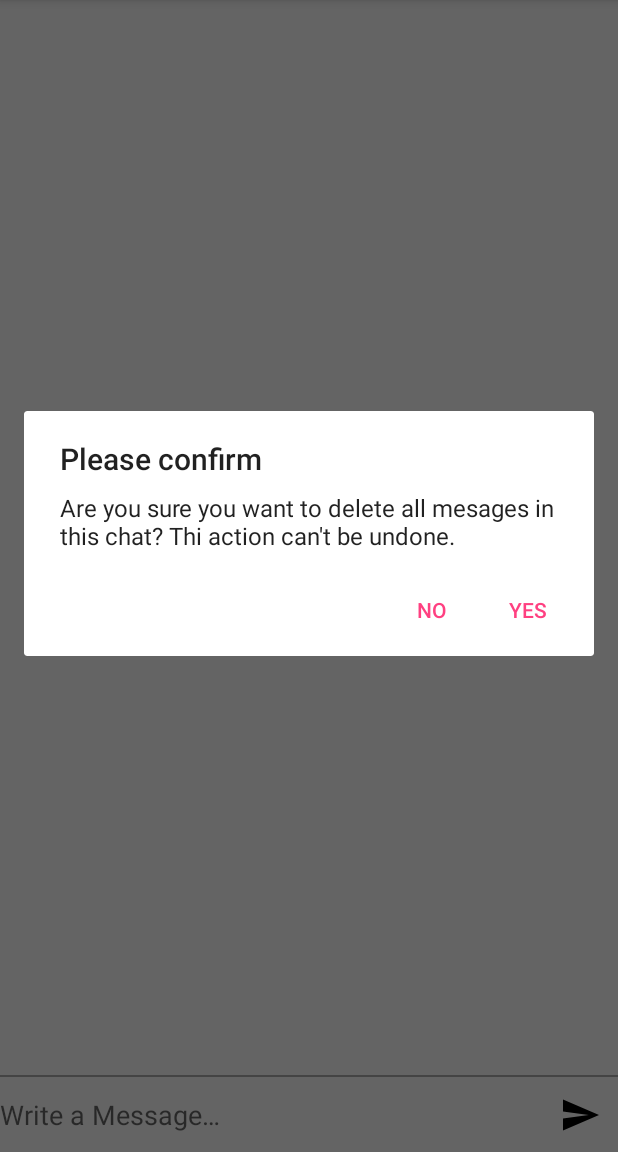
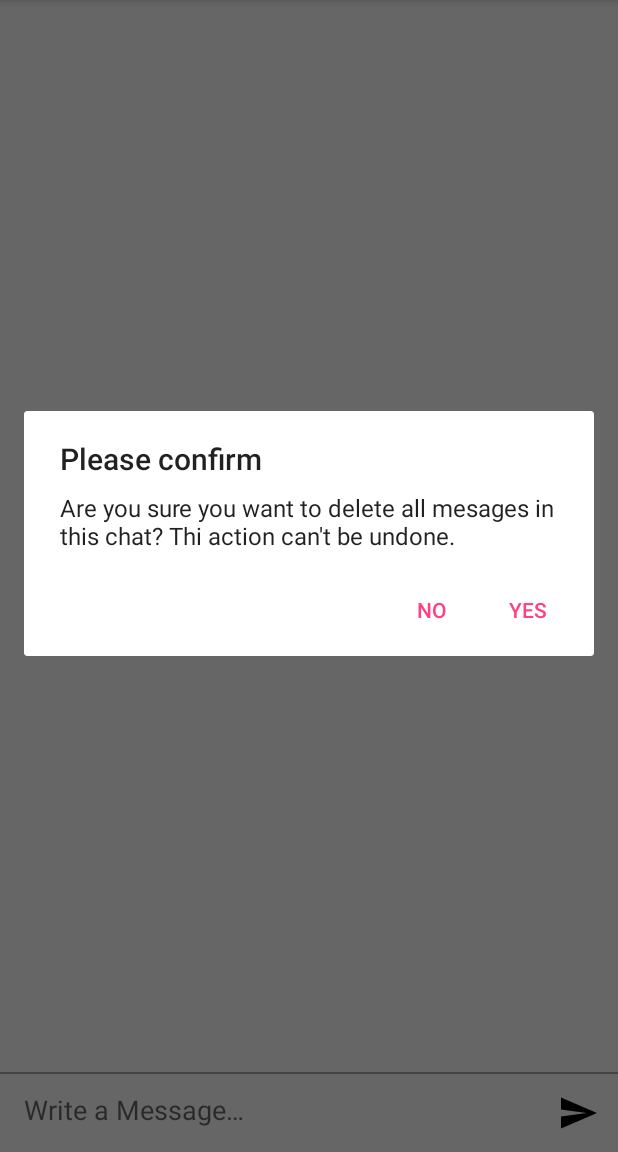
Before and after one commit to Aliaksei-Karaliou/OneChatApp, an Android app: the DialogActivity screen opened directly, with no data from a screen before it, in the options menu, after a tap on "Clear history", on a phone screen of 412 x 824 dp, the part 84-1236 px from its top. Run offline under Robolectric (Android 15) with nearby library versions, the phone set to English and light mode, and no system bars; pictures from the network do not load; 11 statements that could not run were skipped.

Commit message:
some fixes

```diff
--- a/app/src/main/java/com/github/AliakseiKaraliou/onechatapp/logic/vk/VkRequester.java
+++ b/app/src/main/java/com/github/AliakseiKaraliou/onechatapp/logic/vk/VkRequester.java
@@ -18,6 +18,7 @@ public class VkRequester {
     @SafeVarargs
     public final String doRequest(String methodName, Pair<String, String>... params) throws IOException {
 
+        try {
             StringBuilder paramsBuilder = new StringBuilder();
             String stringParams = "";
             if (params.length > 0) {
@@ -31,12 +32,20 @@ public class VkRequester {
 
             URL url = new URL(stringUrl);
             HttpURLConnection connection = (HttpURLConnection) url.openConnection();
-        if (connection.getResponseCode() == HttpURLConnection.HTTP_OK) {
+            connection.setRequestMethod("POST");
+            final int responseCode = connection.getResponseCode();
+            if (responseCode == HttpURLConnection.HTTP_OK) {
                 final String result = readConnection(connection);
                 connection.disconnect();
                 return result;
-        } else
+            } else {
                 throw new IOException();
+            }
+        }
+        catch (Exception e){
+            e.printStackTrace();
+            return null;
+        }
     }
 
     @Nullable
--- a/app/src/main/java/com/github/aliakseiKaraliou/onechatapp/App.java
+++ b/app/src/main/java/com/github/aliakseiKaraliou/onechatapp/App.java
@@ -7,6 +7,7 @@ import com.github.aliakseiKaraliou.onechatapp.logic.db.SimpleORM;
 import com.github.aliakseiKaraliou.onechatapp.logic.db.db_entities.DbMessage;
 import com.github.aliakseiKaraliou.onechatapp.logic.db.db_entities.DbReciever;
 import com.github.aliakseiKaraliou.onechatapp.logic.utils.imageLoader.LazyImageLoaderManager;
+import com.github.aliakseiKaraliou.onechatapp.logic.vk.VkInfo;
 import com.github.aliakseiKaraliou.onechatapp.services.ReceivingService;
 import com.github.aliakseiKaraliou.onechatapp.services.notifications.SimpleNotificationManager;
 
@@ -21,7 +22,9 @@ public class App extends Application {
     public void onCreate() {
         super.onCreate();
 
-        startService(new Intent(this, ReceivingService.class));
+        if (VkInfo.isUserAuthorized()) {
+            startService(new Intent(this, ReceivingService.class));
+        }
 
         //DbMessage SimpleORM
         messageORM = new SimpleORM<>(this, "Message", DbMessage.class);
--- a/app/src/main/java/com/github/aliakseiKaraliou/onechatapp/logic/common/managers/SendManager.java
+++ b/app/src/main/java/com/github/aliakseiKaraliou/onechatapp/logic/common/managers/SendManager.java
@@ -19,8 +19,7 @@ public class SendManager {
                     final Pair<String, String> peerIdPair = new Pair<>(VkConstants.Params.PEER_ID, Long.toString(peerId));
                     final Pair<String, String> messagepair = new Pair<>(VkConstants.Params.MESSAGE, message);
                     try {
-                        final String s = new VkRequester().doRequest(VkConstants.Method.MESSAGES_SEND, peerIdPair, messagepair);
-                        return s;
+                        return new VkRequester().doRequest(VkConstants.Method.MESSAGES_SEND, peerIdPair, messagepair);
                     } catch (IOException e) {
                         e.printStackTrace();
                         return null;
--- a/app/src/main/java/com/github/aliakseiKaraliou/onechatapp/ui/adapters/DialogListAdapter.java
+++ b/app/src/main/java/com/github/aliakseiKaraliou/onechatapp/ui/adapters/DialogListAdapter.java
@@ -58,7 +58,7 @@ public class DialogListAdapter extends RecyclerView.Adapter<RecyclerView.ViewHol
 
             final UserGroupViewHolder viewHolder = (UserGroupViewHolder) holder;
 
-            loaderManager.load(context, viewHolder.avatarImageView, currentMessage.getReciever().getPhotoUrl(), defaultBitmap);
+            loaderManager.load(viewHolder.avatarImageView, currentMessage.getReciever().getPhotoUrl(), defaultBitmap);
 
             viewHolder.messageTextView.setText(currentMessage.getText());
             viewHolder.nameTextView.setText(currentMessage.getSender().getName());
@@ -79,8 +79,8 @@ public class DialogListAdapter extends RecyclerView.Adapter<RecyclerView.ViewHol
 
 
             final ChatViewHolder viewHolder = (ChatViewHolder) holder;
-            loaderManager.load(context, viewHolder.avatarImageView, currentMessage.getReciever().getPhotoUrl(), defaultBitmap);
-            loaderManager.load(context, viewHolder.userPhotoImageView, currentMessage.getSender().getPhotoUrl(), defaultBitmap);
+            loaderManager.load(viewHolder.avatarImageView, currentMessage.getReciever().getPhotoUrl(), defaultBitmap);
+            loaderManager.load(viewHolder.userPhotoImageView, currentMessage.getSender().getPhotoUrl(), defaultBitmap);
 
 
             viewHolder.messageTextView.setText(currentMessage.getText());
--- a/app/src/main/res/layout/activity_dialog.xml
+++ b/app/src/main/res/layout/activity_dialog.xml
@@ -3,38 +3,45 @@
     xmlns:app="http://schemas.android.com/apk/res-auto"
     xmlns:android="http://schemas.android.com/apk/res/android"
     xmlns:tools="http://schemas.android.com/tools"
-        android:layout_width="match_parent"
+    android:layout_width="match_parent"
     android:layout_height="match_parent"
+    android:background="@android:color/white"
     tools:context="com.github.aliakseiKaraliou.onechatapp.ui.activities.DialogActivity">
 
     <RelativeLayout
         android:id="@+id/dialog_new_message_line"
         android:layout_width="match_parent"
-        android:layout_height="50dp"
+        android:layout_height="wrap_content"
         android:layout_alignParentBottom="true"
         android:layout_gravity="bottom"
-        android:background="?attr/selectableItemBackground"
+        android:layout_marginStart="16dp"
+        android:minHeight="52dp"
         android:orientation="horizontal">
 
         <ImageButton
             android:id="@+id/dialog_send_button"
-            android:layout_width="50dp"
-            android:layout_height="match_parent"
+            android:layout_width="52dp"
+            android:layout_height="wrap_content"
             android:layout_alignParentEnd="true"
             android:background="?attr/selectableItemBackground"
             android:onClick="sendButtonOnClick"
             android:saveEnabled="false"
+            android:gravity="center_vertical"
+            android:minHeight="52dp"
             app:srcCompat="@drawable/ic_send_button"/>
 
         <EditText
             android:layout_width="match_parent"
             android:id="@+id/dialog_new_message_text"
-            android:layout_toStartOf="@id/dialog_send_button"
-            android:layout_height="match_parent"
-            android:background="@null"
+            android:layout_height="wrap_content"
             android:imeOptions="flagNoExtractUi"
             android:inputType="textMultiLine"
-            android:hint="@string/write_a_message"/>
+            android:layout_centerVertical="true"
+            android:layout_toStartOf="@+id/dialog_send_button"
+            android:background="@android:color/transparent"
+            android:hint="@string/write_a_message"
+            android:maxLines="4"
+            android:paddingBottom="4dp"/>
     </RelativeLayout>
 
     <View
--- a/app/src/main/res/layout/dialog_item.xml
+++ b/app/src/main/res/layout/dialog_item.xml
@@ -22,7 +22,7 @@
         android:layout_marginEnd="16dp"
         android:layout_marginStart="80dp"
         android:textColor="@android:color/black"
-        android:textSize="14sp"
+        android:textSize="12sp"
         tools:text="Message"
         />
 
```
Also changed, not shown: app/src/main/java/com/github/aliakseiKaraliou/onechatapp/logic/utils/imageLoader/InternalStorager.java (deleted, +0 -31 lines), app/src/main/java/com/github/aliakseiKaraliou/onechatapp/logic/utils/imageLoader/LazyImageLoaderManager.java (+6 -4 lines), app/src/main/java/com/github/aliakseiKaraliou/onechatapp/ui/adapters/DialogAdapter.java (+8 -1 lines). Lines whose indentation alone changed are shown as unchanged.
